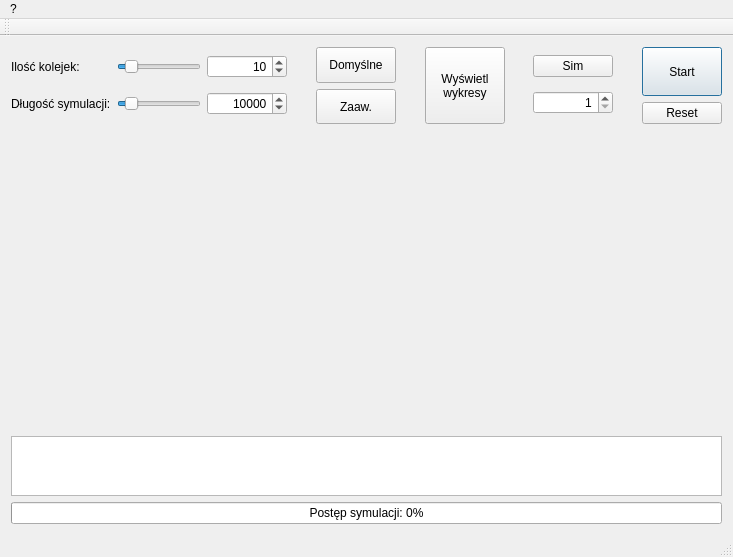
wgml/kolejki, file mainwindow.ui: the form before one commit.
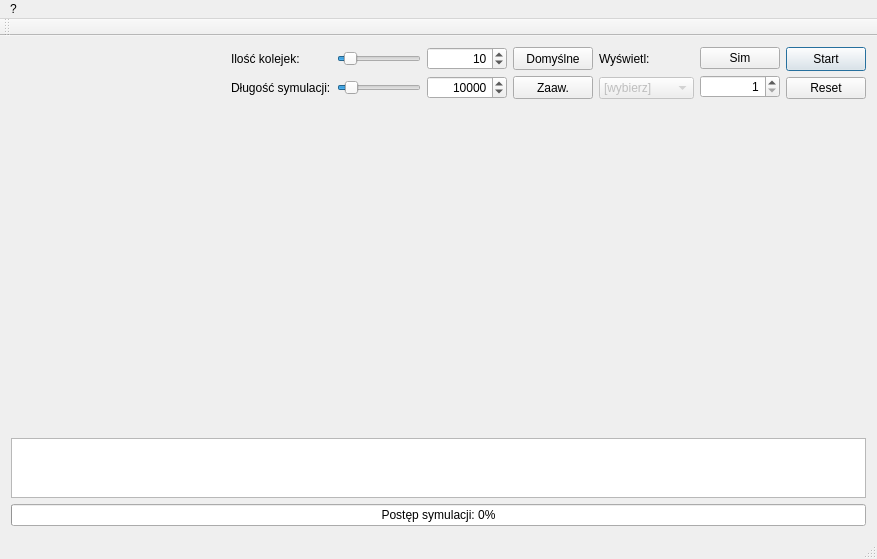
The form after the commit. Custom widgets are drawn as their Qt base class.

Patch:
```diff
--- a/mainwindow.ui
+++ b/mainwindow.ui
@@ -6,8 +6,8 @@
    <rect>
     <x>0</x>
     <y>0</y>
-    <width>733</width>
-    <height>557</height>
+    <width>877</width>
+    <height>559</height>
    </rect>
   </property>
   <property name="sizePolicy">
@@ -26,11 +26,24 @@
    <string>MainWindow</string>
   </property>
   <widget class="QWidget" name="centralWidget">
+   <layout class="QHBoxLayout" name="horizontalLayout_5">
+    <item>
    <layout class="QVBoxLayout" name="verticalLayout_6">
     <item>
-     <layout class="QVBoxLayout" name="verticalLayout_5">
-      <item>
        <layout class="QHBoxLayout" name="horizontalLayout_3">
+        <item>
+         <spacer name="horizontalSpacer_3">
+          <property name="orientation">
+           <enum>Qt::Horizontal</enum>
+          </property>
+          <property name="sizeHint" stdset="0">
+           <size>
+            <width>0</width>
+            <height>20</height>
+           </size>
+          </property>
+         </spacer>
+        </item>
         <item>
          <layout class="QVBoxLayout" name="verticalLayout">
           <item>
@@ -60,6 +73,9 @@
             </item>
             <item>
              <widget class="QSlider" name="ququeNumSlider">
+              <property name="minimum">
+               <number>1</number>
+              </property>
               <property name="value">
                <number>10</number>
               </property>
@@ -82,6 +98,9 @@
               <property name="alignment">
                <set>Qt::AlignRight|Qt::AlignTrailing|Qt::AlignVCenter</set>
               </property>
+              <property name="minimum">
+               <number>1</number>
+              </property>
               <property name="maximum">
                <number>99</number>
               </property>
@@ -116,6 +135,9 @@
             </item>
             <item>
              <widget class="QSlider" name="simTimeSlider">
+              <property name="minimum">
+               <number>1</number>
+              </property>
               <property name="maximum">
                <number>100000</number>
               </property>
@@ -153,6 +175,9 @@
               <property name="alignment">
                <set>Qt::AlignRight|Qt::AlignTrailing|Qt::AlignVCenter</set>
               </property>
+              <property name="minimum">
+               <number>1</number>
+              </property>
               <property name="maximum">
                <number>100000</number>
               </property>
@@ -168,19 +193,6 @@
           </item>
          </layout>
         </item>
-        <item>
-         <spacer name="horizontalSpacer_4">
-          <property name="orientation">
-           <enum>Qt::Horizontal</enum>
-          </property>
-          <property name="sizeHint" stdset="0">
-           <size>
-            <width>0</width>
-            <height>17</height>
-           </size>
-          </property>
-         </spacer>
-        </item>
         <item>
          <layout class="QVBoxLayout" name="verticalLayout_4">
           <item>
@@ -212,47 +224,63 @@
          </layout>
         </item>
         <item>
-         <spacer name="horizontalSpacer_6">
-          <property name="orientation">
-           <enum>Qt::Horizontal</enum>
-          </property>
-          <property name="sizeHint" stdset="0">
+         <layout class="QVBoxLayout" name="verticalLayout_5">
+          <item>
+           <widget class="QLabel" name="label_3">
+            <property name="text">
+             <string>Wyświetl:</string>
+            </property>
+           </widget>
+          </item>
+          <item>
+           <widget class="QComboBox" name="plotChooser">
+            <property name="enabled">
+             <bool>false</bool>
+            </property>
+            <property name="minimumSize">
            <size>
-            <width>0</width>
-            <height>17</height>
-           </size>
-          </property>
-         </spacer>
+              <width>95</width>
+              <height>0</height>
+             </size>
+            </property>
+            <property name="layoutDirection">
+             <enum>Qt::LeftToRight</enum>
+            </property>
+            <property name="autoFillBackground">
+             <bool>false</bool>
+            </property>
+            <property name="editable">
+             <bool>false</bool>
+            </property>
+            <property name="currentIndex">
+             <number>0</number>
+            </property>
+            <property name="sizeAdjustPolicy">
+             <enum>QComboBox::AdjustToMinimumContentsLength</enum>
+            </property>
+            <item>
+             <property name="text">
+              <string>[wybierz]</string>
+             </property>
         </item>
         <item>
-         <widget class="QPushButton" name="showPlotsButton">
-          <property name="sizePolicy">
-           <sizepolicy hsizetype="Minimum" vsizetype="Preferred">
-            <horstretch>0</horstretch>
-            <verstretch>0</verstretch>
-           </sizepolicy>
-          </property>
+             <property name="text">
+              <string>Ilość osób w kolejkach</string>
+             </property>
+            </item>
+            <item>
           <property name="text">
-           <string>Wyświetl 
-wykresy</string>
-          </property>
-          <property name="checkable">
-           <bool>true</bool>
-          </property>
-         </widget>
+              <string>Ilość klientów w sklepie</string>
+             </property>
         </item>
         <item>
-         <spacer name="horizontalSpacer_5">
-          <property name="orientation">
-           <enum>Qt::Horizontal</enum>
-          </property>
-          <property name="sizeHint" stdset="0">
-           <size>
-            <width>0</width>
-            <height>17</height>
-           </size>
-          </property>
-         </spacer>
+             <property name="text">
+              <string>Średnia długość kolejki w czasie</string>
+             </property>
+            </item>
+           </widget>
+          </item>
+         </layout>
         </item>
         <item>
          <layout class="QVBoxLayout" name="verticalLayout_2">
@@ -293,19 +321,6 @@
           </item>
          </layout>
         </item>
-        <item>
-         <spacer name="horizontalSpacer_7">
-          <property name="orientation">
-           <enum>Qt::Horizontal</enum>
-          </property>
-          <property name="sizeHint" stdset="0">
-           <size>
-            <width>0</width>
-            <height>17</height>
-           </size>
-          </property>
-         </spacer>
-        </item>
         <item>
          <layout class="QVBoxLayout" name="verticalLayout_3">
           <item>
@@ -348,6 +363,8 @@
        </layout>
       </item>
       <item>
+       <layout class="QHBoxLayout" name="horizontalLayout_6">
+        <item>
        <layout class="QHBoxLayout" name="horizontalLayout_4">
         <item>
          <widget class="QCustomPlot" name="plot1" native="true">
@@ -384,6 +401,21 @@
        </layout>
       </item>
       <item>
+         <spacer name="verticalSpacer">
+          <property name="orientation">
+           <enum>Qt::Vertical</enum>
+          </property>
+          <property name="sizeHint" stdset="0">
+           <size>
+            <width>0</width>
+            <height>0</height>
+           </size>
+          </property>
+         </spacer>
+        </item>
+       </layout>
+      </item>
+      <item>
        <widget class="QTextEdit" name="log">
         <property name="sizePolicy">
          <sizepolicy hsizetype="Preferred" vsizetype="Minimum">
@@ -431,7 +463,7 @@
     <rect>
      <x>0</x>
      <y>0</y>
-     <width>733</width>
+     <width>877</width>
      <height>25</height>
     </rect>
    </property>
```
Lines whose indentation alone changed are shown as unchanged.
